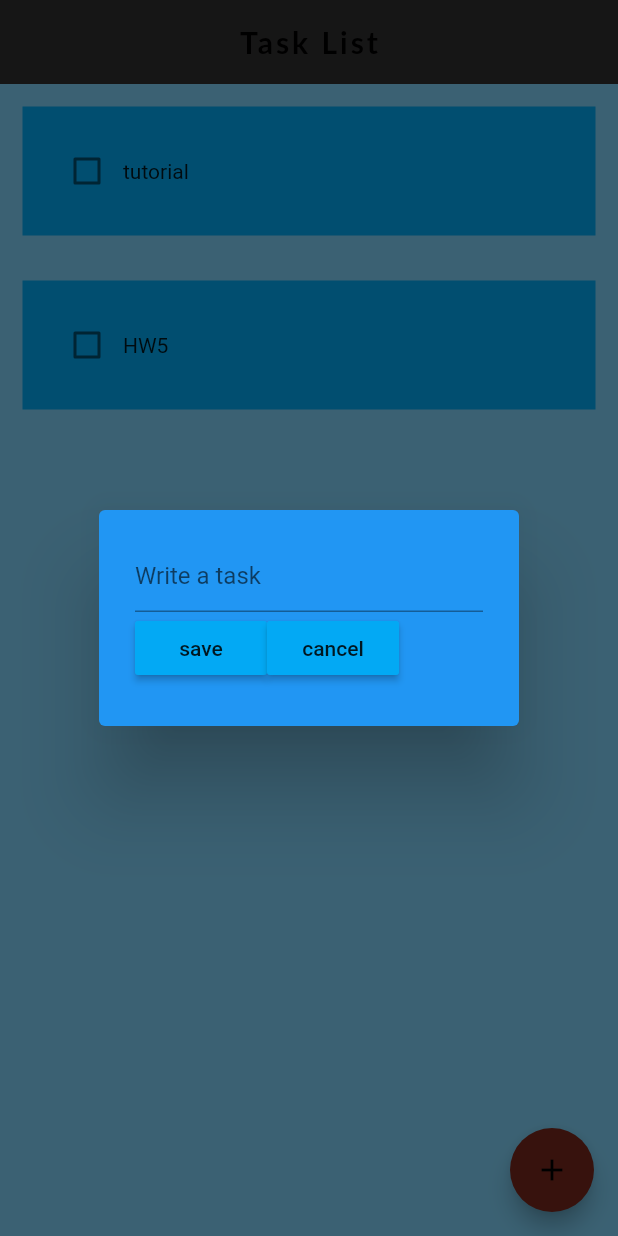
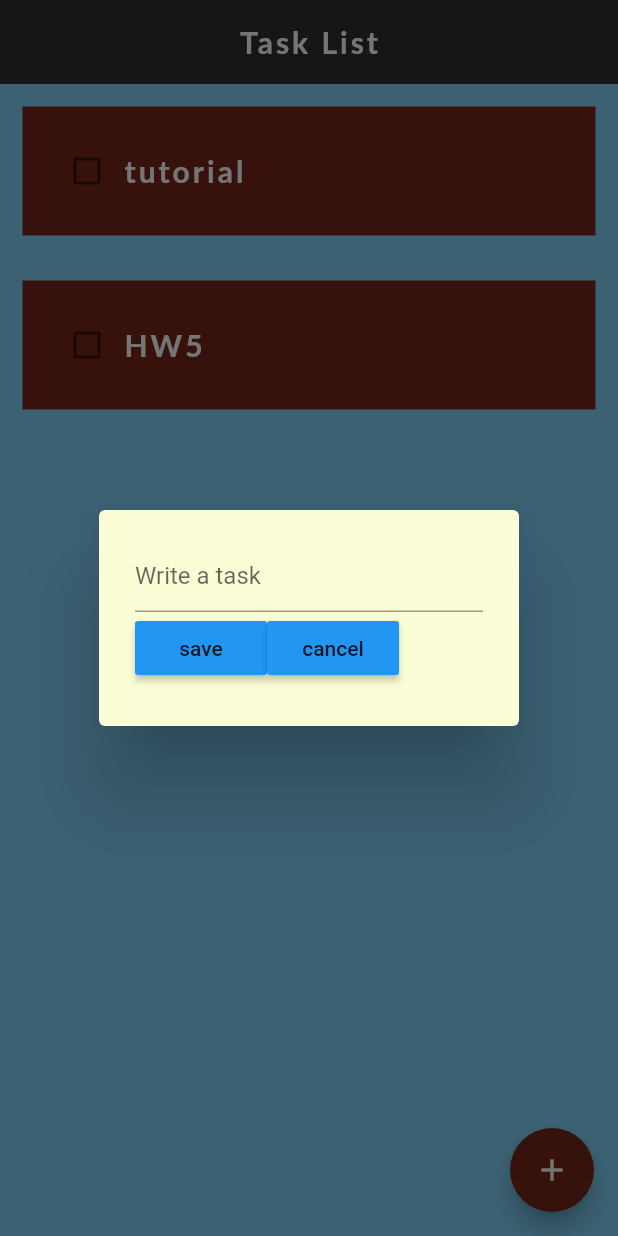
Before and after one commit to ChristianParraMoreno/taskManager, a Flutter app: the screen it shows after launch, after a tap on the "add" icon, on a phone screen of 412 x 824 dp. Run offline on Flutter 3.47's test engine with Material 2 defaults, Android fonts, the phone set to English and light mode, and no system bars; Roboto replaces fonts that are missing (Lato).

Commit message:
visual changes

```diff
--- a/lib/Components/dialog.dart
+++ b/lib/Components/dialog.dart
@@ -17,7 +17,7 @@ class DialogAnswer extends StatelessWidget {
   @override
   Widget build(BuildContext context) {
     return AlertDialog(
-      backgroundColor: Colors.blue,
+      backgroundColor: const Color(0xFFFAFDD6),
       content: Container(
         height: 100,
         child: Column(children: [
--- a/lib/Components/individual.dart
+++ b/lib/Components/individual.dart
@@ -17,17 +17,23 @@ class Individual extends StatelessWidget {
       padding: const EdgeInsets.all(15.0),
       child: Container(
         padding: EdgeInsets.all(19),
-        decoration: BoxDecoration(color: Colors.lightBlue),
+        decoration: const BoxDecoration(color: Color(0xFF78281D)),
         child: Row(
           children: [
             Checkbox(
+              checkColor: const Color(0xFF78281D),
               value: completedTask,
               onChanged: onChanged,
-              activeColor: Colors.amber,
+              activeColor: Colors.white,
             ),
             Text(
               taskName,
               style: TextStyle(
+                  color: const Color(0xFFFFFFFF),
+                  fontWeight: FontWeight.bold,
+                  fontSize: 20.0,
+                  letterSpacing: 2.0,
+                  fontFamily: 'Lato',
                   decoration: completedTask
                       ? TextDecoration.lineThrough
                       : TextDecoration.none),
--- a/lib/main.dart
+++ b/lib/main.dart
@@ -13,7 +13,7 @@ class MyApp extends StatelessWidget {
   Widget build(BuildContext context) {
     return MaterialApp(
       home: HomePage(),
-      theme: ThemeData(primarySwatch: Colors.lightBlue),
+      theme: ThemeData(scaffoldBackgroundColor: const Color(0xFFE6BA95)),
     );
   }
 }
```
